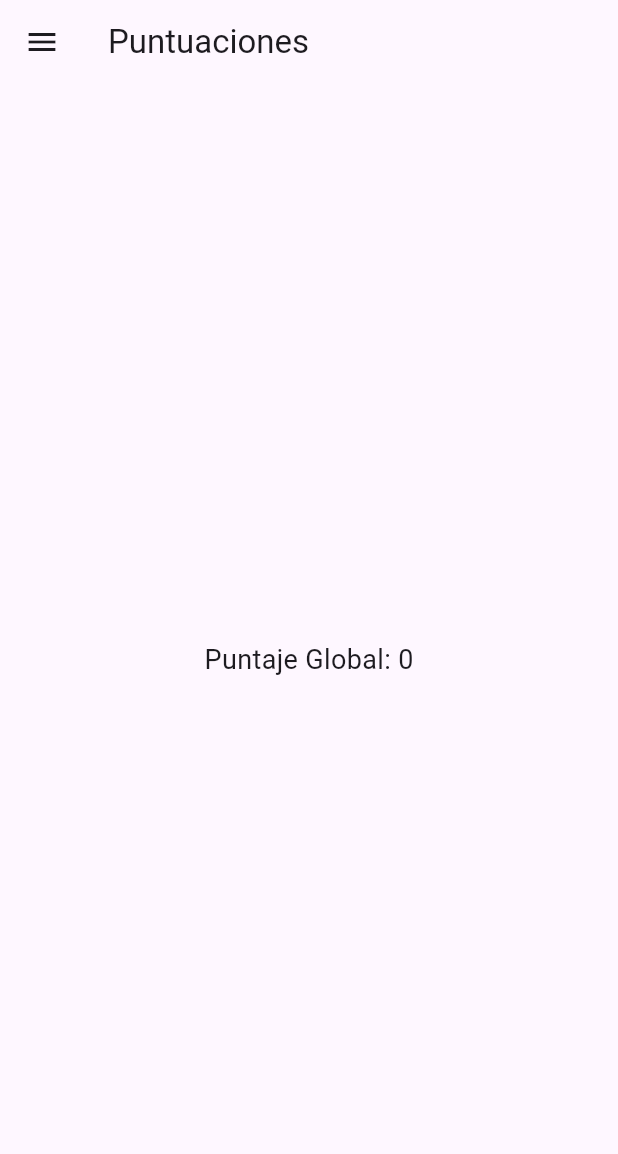
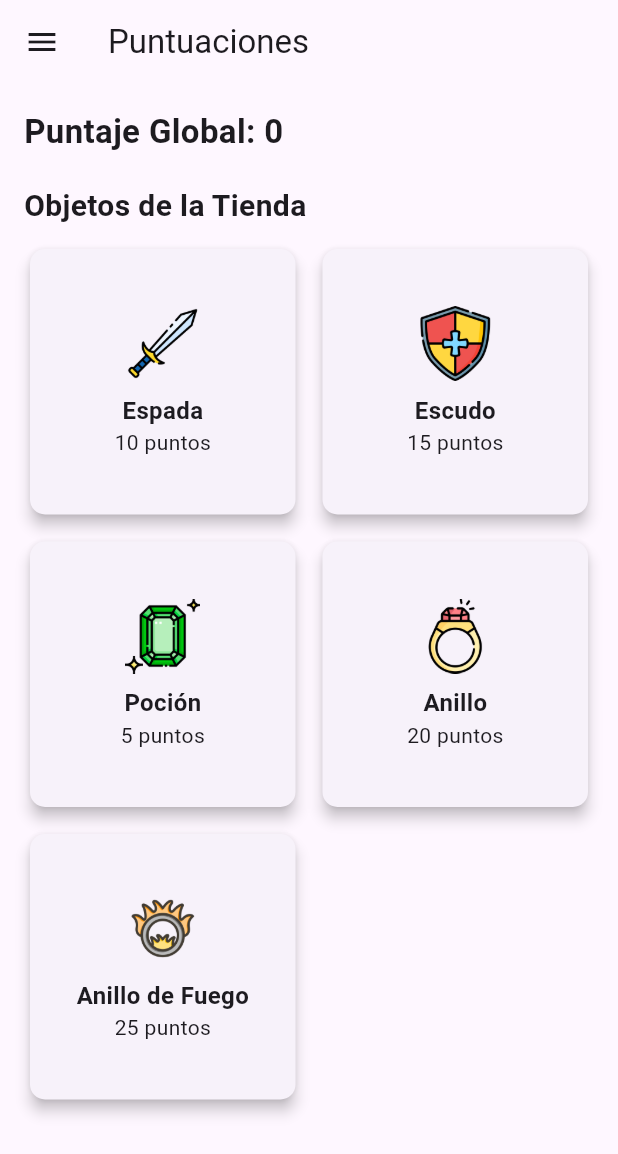
Before and after one commit to anfelipe0407/quizzier, a Flutter app: the PuntuacionScreen screen opened by its route, on a phone screen of 412 x 824 dp. Shown: the top 1154 px of the screen. Run offline on Flutter 3.47's test engine with Material 3 defaults, Android fonts, the phone set to English and light mode, and no system bars; our stand-ins replace shared_preferences; accounts and stored records are empty.

Commit message:
Soporte para compra de objetos y carga de objetos desde el json

```diff
--- /dev/null
+++ b/assets/data/objetos.json
@@ -0,0 +1,7 @@
+[
+    {"id": 1, "nombre": "Espada", "imagen": "assets/img/espada.png", "precio": 10},
+    {"id": 2, "nombre": "Escudo", "imagen": "assets/img/escudo.png", "precio": 15},
+    {"id": 3, "nombre": "Poción", "imagen": "assets/img/esmeralda.png", "precio": 5},
+    {"id": 4, "nombre": "Anillo", "imagen": "assets/img/anillo.png", "precio": 20},
+    {"id": 5, "nombre": "Anillo de Fuego", "imagen": "assets/img/anillo_fuego.png", "precio": 25}
+  ]
--- a/lib/adapters/ui/screens/puntuacion_screen.dart
+++ b/lib/adapters/ui/screens/puntuacion_screen.dart
@@ -1,6 +1,9 @@
 import 'package:flutter/material.dart';
 import 'package:quizzier/adapters/ui/widgets/base_screen.dart';
+import 'package:quizzier/infrastructure/data_source/json_objetos_data_source.dart';
+import 'package:quizzier/infrastructure/data_source/objetos_comprados_data_source.dart';
 import 'package:quizzier/infrastructure/data_source/puntuacion_local_data_source.dart';
+import 'package:quizzier/domain/entities/objeto.dart';
 
 class PuntuacionScreen extends StatefulWidget {
   const PuntuacionScreen({Key? key}) : super(key: key);
@@ -12,12 +15,18 @@ class PuntuacionScreen extends StatefulWidget {
 class _PuntuacionScreenState extends State<PuntuacionScreen> {
   final PuntuacionLocalDataSource _puntuacionLocalDataSource =
       PuntuacionLocalDataSource();
+  final ObjetoCompradoDataSource _objetoCompradoDataSource =
+      ObjetoCompradoDataSource();
+  final JsonObjetosDataSource _jsonLocalDataSource = JsonObjetosDataSource();
+
   int _puntajeGlobal = 0;
+  List<Objeto> objetosTienda = [];
 
   @override
   void initState() {
     super.initState();
     _cargarPuntaje();
+    _cargarObjetos();
   }
 
   Future<void> _cargarPuntaje() async {
@@ -27,14 +36,149 @@ class _PuntuacionScreenState extends State<PuntuacionScreen> {
     });
   }
 
+  Future<void> _cargarObjetos() async {
+    try {
+      final objetos = await _jsonLocalDataSource.cargarObjetos();
+      setState(() {
+        objetosTienda = objetos;
+      });
+    } catch (e) {
+      // Manejar error al cargar los objetos
+      ScaffoldMessenger.of(context).showSnackBar(
+        SnackBar(content: Text('Error al cargar los objetos: $e')),
+      );
+    }
+  }
+
+  Future<void> _comprarObjeto(int id, String nombre, int precio) async {
+    if (_puntajeGlobal >= precio) {
+      bool? confirmacion = await showDialog(
+        context: context,
+        builder: (context) {
+          return AlertDialog(
+            title: Text('Confirmación de compra'),
+            content: Text('¿Deseas comprar $nombre por $precio puntos?'),
+            actions: [
+              TextButton(
+                onPressed: () {
+                  Navigator.pop(context, false);
+                },
+                child: const Text('Cancelar'),
+              ),
+              TextButton(
+                onPressed: () {
+                  Navigator.pop(context, true);
+                },
+                child: const Text('Comprar'),
+              ),
+            ],
+          );
+        },
+      );
+
+      if (confirmacion == true) {
+        await _puntuacionLocalDataSource.actualizarPuntajeGlobal(-precio);
+        await _objetoCompradoDataSource.guardarObjetoComprado(id, nombre);
+
+        setState(() {
+          _cargarPuntaje();
+        });
+
+        ScaffoldMessenger.of(context).showSnackBar(
+          SnackBar(content: Text('¡Has comprado $nombre!')),
+        );
+      }
+    } else {
+      ScaffoldMessenger.of(context).showSnackBar(
+        SnackBar(content: Text('No tienes suficiente puntaje para comprar $nombre.')),
+      );
+    }
+  }
+
   @override
   Widget build(BuildContext context) {
     return BaseScreen(
       title: 'Puntuaciones',
-      body: Center(
-        child: Text(
-          'Puntaje Global: $_puntajeGlobal',
-          style: const TextStyle(fontSize: 18),
+      body: Padding(
+        padding: const EdgeInsets.all(16.0),
+        child: Column(
+          crossAxisAlignment: CrossAxisAlignment.start,
+          children: [
+            Text(
+              'Puntaje Global: $_puntajeGlobal',
+              style: const TextStyle(fontSize: 22, fontWeight: FontWeight.bold),
+            ),
+            const SizedBox(height: 20),
+            Text(
+              'Objetos de la Tienda',
+              style: const TextStyle(fontSize: 20, fontWeight: FontWeight.bold),
+            ),
+            const SizedBox(height: 10),
+            Expanded(
+              child: objetosTienda.isEmpty
+                  ? Center(child: CircularProgressIndicator())
+                  : GridView.builder(
+                      gridDelegate: const SliverGridDelegateWithFixedCrossAxisCount(
+                        crossAxisCount: 2,
+                        crossAxisSpacing: 10,
+                        mainAxisSpacing: 10,
+                      ),
+                      itemCount: objetosTienda.length,
+                      itemBuilder: (context, index) {
+                        final objeto = objetosTienda[index];
+                        return FutureBuilder<bool>(
+                          future: _objetoCompradoDataSource.esObjetoComprado(objeto.id),
+                          builder: (context, snapshot) {
+                            bool comprado = snapshot.data ?? false;
+                            return GestureDetector(
+                              onTap: () {
+                                _comprarObjeto(
+                                  objeto.id,
+                                  objeto.nombre,
+                                  objeto.precio,
+                                );
+                              },
+                              child: Card(
+                                color: comprado ? Colors.green : null,
+                                elevation: 4.0,
+                                shape: RoundedRectangleBorder(
+                                  borderRadius: BorderRadius.circular(10.0),
+                                ),
+                                child: Column(
+                                  mainAxisAlignment: MainAxisAlignment.center,
+                                  crossAxisAlignment: CrossAxisAlignment.center,
+                                  children: [
+                                    Image.asset(
+                                      objeto.imagen,
+                                      width: 50,
+                                      height: 50,
+                                      fit: BoxFit.cover,
+                                    ),
+                                    const SizedBox(height: 8),
+                                    Text(
+                                      objeto.nombre,
+                                      style: const TextStyle(
+                                        fontSize: 16,
+                                        fontWeight: FontWeight.w600,
+                                      ),
+                                    ),
+                                    Text(
+                                      '${objeto.precio} puntos',
+                                      style: const TextStyle(
+                                        fontSize: 14,
+                                        fontWeight: FontWeight.w400,
+                                      ),
+                                    ),
+                                  ],
+                                ),
+                              ),
+                            );
+                          },
+                        );
+                      },
+                    ),
+            ),
+          ],
         ),
       ),
     );
--- /dev/null
+++ b/lib/domain/entities/objeto.dart
@@ -0,0 +1,33 @@
+class Objeto {
+  final int id;
+  final String nombre;
+  final String imagen;
+  final int precio;
+
+  Objeto({
+    required this.id,
+    required this.nombre,
+    required this.imagen,
+    required this.precio,
+  });
+
+  // Método para crear una instancia de Objeto desde un JSON
+  factory Objeto.fromJson(Map<String, dynamic> json) {
+    return Objeto(
+      id: json['id'],
+      nombre: json['nombre'],
+      imagen: json['imagen'],
+      precio: json['precio'],
+    );
+  }
+
+  // Método para convertir a Map (para si alguna vez necesitas convertirlo de nuevo a JSON)
+  Map<String, dynamic> toJson() {
+    return {
+      'id': id,
+      'nombre': nombre,
+      'imagen': imagen,
+      'precio': precio,
+    };
+  }
+}
--- /dev/null
+++ b/lib/infrastructure/data_source/json_objetos_data_source.dart
@@ -0,0 +1,17 @@
+import 'dart:convert';
+import 'package:flutter/services.dart';
+import 'package:quizzier/domain/entities/objeto.dart';
+
+class JsonObjetosDataSource {
+  // Cargar los objetos de la tienda desde el archivo JSON
+  Future<List<Objeto>> cargarObjetos() async {
+    try {
+      final String jsonString = await rootBundle.loadString('assets/data/objetos.json');
+      final List<dynamic> jsonData = json.decode(jsonString);
+
+      return jsonData.map((objetoJson) => Objeto.fromJson(objetoJson)).toList();
+    } catch (e) {
+      throw Exception('Error al cargar objetos: $e');
+    }
+  }
+}
--- /dev/null
+++ b/lib/infrastructure/data_source/objetos_comprados_data_source.dart
@@ -0,0 +1,34 @@
+import 'package:shared_preferences/shared_preferences.dart';
+
+class ObjetoCompradoDataSource {
+  static const _objetosCompradosKey = 'objetos_comprados';
+
+  // Guardar un objeto comprado
+  Future<void> guardarObjetoComprado(int id, String nombre) async {
+    final prefs = await SharedPreferences.getInstance();
+    List<String> objetos = prefs.getStringList(_objetosCompradosKey) ?? [];
+
+    // Crear un mapa con id y nombre del objeto
+    final objeto = '$id,$nombre'; // id y nombre separados por coma
+    objetos.add(objeto);
+
+    await prefs.setStringList(_objetosCompradosKey, objetos);
+  }
+
+  // Obtener todos los objetos comprados
+  Future<List<Map<String, String>>> obtenerObjetosComprados() async {
+    final prefs = await SharedPreferences.getInstance();
+    List<String> objetos = prefs.getStringList(_objetosCompradosKey) ?? [];
+
+    return objetos.map((objeto) {
+      final parts = objeto.split(',');
+      return {'id': parts[0], 'nombre': parts[1]};
+    }).toList();
+  }
+
+  // Verificar si un objeto ha sido comprado por su id
+  Future<bool> esObjetoComprado(int id) async {
+    final objetos = await obtenerObjetosComprados();
+    return objetos.any((objeto) => objeto['id'] == id.toString());
+  }
+}
--- a/pubspec.yaml
+++ b/pubspec.yaml
@@ -58,6 +58,12 @@ dev_dependencies:
 flutter:
   assets:
     - assets/data/usuarios.json
+    - assets/data/objetos.json
+    - assets/img/espada.png
+    - assets/img/escudo.png
+    - assets/img/esmeralda.png
+    - assets/img/anillo.png
+    - assets/img/anillo_fuego.png
 
   # The following line ensures that the Material Icons font is
   # included with your application, so that you can use the icons in
```
Also changed, not shown: assets/img/anillo.png (added), assets/img/anillo_fuego.png (added), assets/img/escudo.png (added), assets/img/esmeralda.png (added), assets/img/espada.png (added), lib/domain/entities/pregunta.dart (deleted), lib/domain/entities/puntuacion.dart (deleted).
